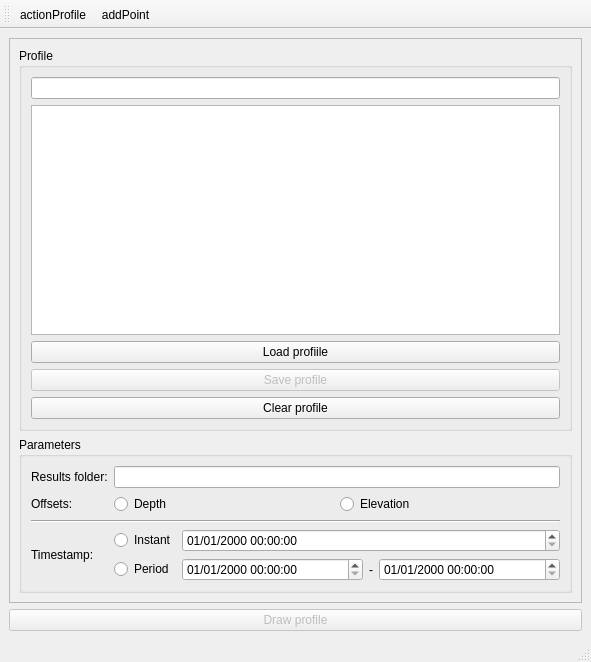
Old version of the form core/ui/toolbars/utilities/profile.ui in the repository ibergis/ibergis_qgis_plugin.
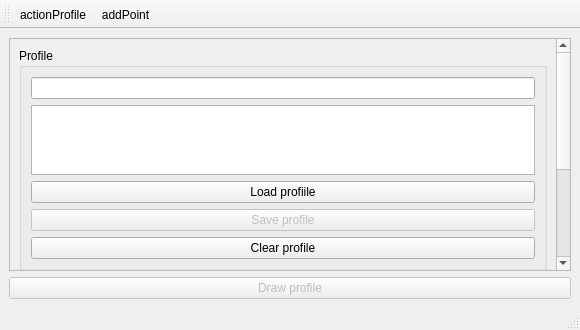
New version of the form. Icons and pictures are not drawn. Custom widgets are drawn as their Qt base class.

Commit message: fix(profile): change ui dimensions

Diff of the .ui file:
```diff
--- a/core/ui/toolbars/utilities/profile.ui
+++ b/core/ui/toolbars/utilities/profile.ui
@@ -6,14 +6,14 @@
    <rect>
     <x>0</x>
     <y>0</y>
-    <width>591</width>
-    <height>662</height>
+    <width>580</width>
+    <height>330</height>
    </rect>
   </property>
   <property name="minimumSize">
    <size>
-    <width>440</width>
-    <height>480</height>
+    <width>580</width>
+    <height>330</height>
    </size>
   </property>
   <property name="windowTitle">
@@ -31,8 +31,8 @@
         <rect>
          <x>0</x>
          <y>0</y>
-         <width>567</width>
-         <height>541</height>
+         <width>535</width>
+         <height>459</height>
         </rect>
        </property>
        <layout class="QGridLayout" name="gridLayout">
```
The commit also changes 3 other files.
